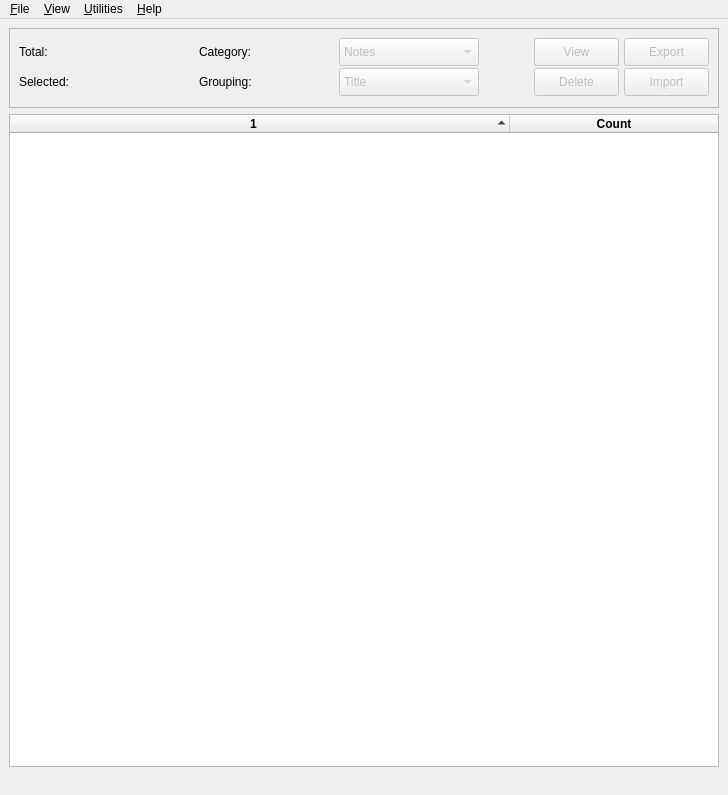
Before: the Qt Designer form res/locales/UI/main_window.ui in erykjj/jwlmanager, drawn with Qt 5.
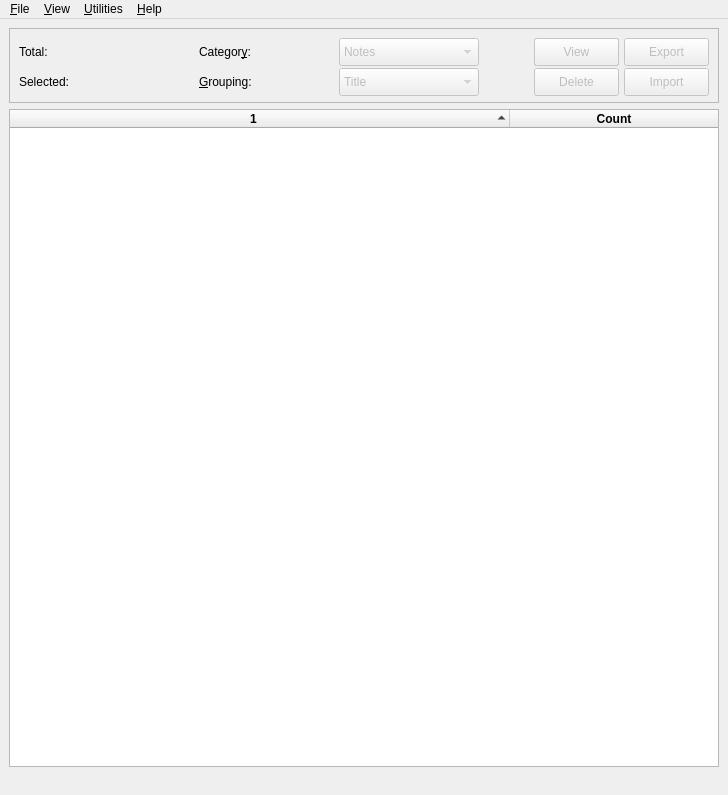
After: the same form once the commit is applied. Icons and pictures are not drawn.

```diff
--- a/res/locales/UI/main_window.ui
+++ b/res/locales/UI/main_window.ui
@@ -64,13 +64,13 @@
       <property name="minimumSize">
        <size>
         <width>710</width>
-        <height>80</height>
+        <height>75</height>
        </size>
       </property>
       <property name="maximumSize">
        <size>
         <width>1600</width>
-        <height>80</height>
+        <height>75</height>
        </size>
       </property>
       <property name="sizeIncrement">
@@ -91,13 +91,13 @@
          <property name="minimumSize">
           <size>
            <width>460</width>
-           <height>80</height>
+           <height>60</height>
           </size>
          </property>
          <property name="maximumSize">
           <size>
            <width>460</width>
-           <height>80</height>
+           <height>60</height>
           </size>
          </property>
          <widget class="QComboBox" name="combo_grouping">
@@ -178,7 +178,7 @@
            <string/>
           </property>
           <property name="text">
-           <string>Grouping:</string>
+           <string>&amp;Grouping:</string>
           </property>
           <property name="buddy">
            <cstring>combo_grouping</cstring>
@@ -229,7 +229,7 @@
            <string/>
           </property>
           <property name="text">
-           <string>Category:</string>
+           <string>Categor&amp;y:</string>
           </property>
           <property name="buddy">
            <cstring>combo_category</cstring>
@@ -315,7 +315,7 @@
          <property name="sizeHint" stdset="0">
           <size>
            <width>10</width>
-           <height>20</height>
+           <height>10</height>
           </size>
          </property>
         </spacer>
@@ -325,13 +325,13 @@
          <property name="minimumSize">
           <size>
            <width>175</width>
-           <height>80</height>
+           <height>60</height>
           </size>
          </property>
          <property name="maximumSize">
           <size>
            <width>175</width>
-           <height>80</height>
+           <height>60</height>
           </size>
          </property>
          <widget class="QPushButton" name="button_import">
```
Left out of the diff: 40 changed lines with no effect on the pictures.
